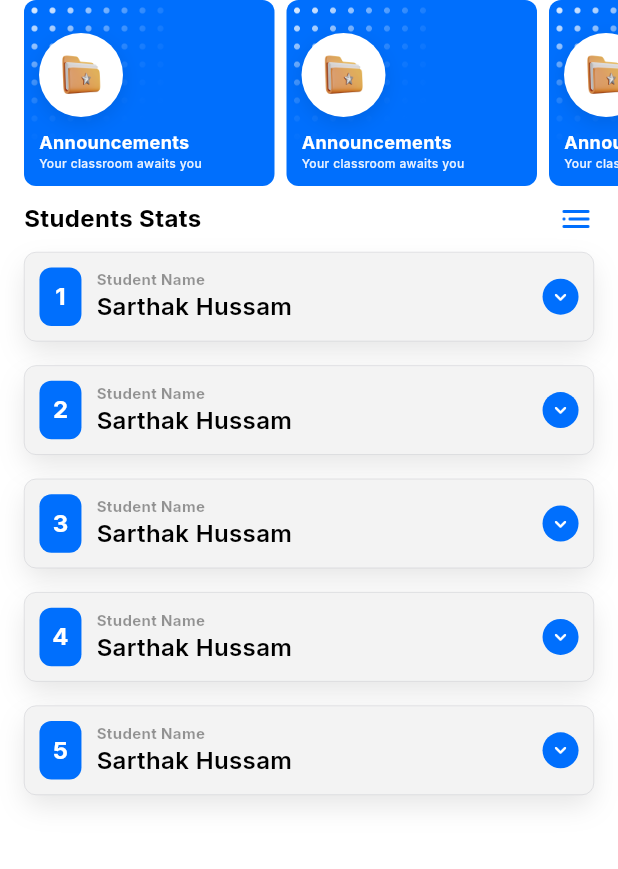
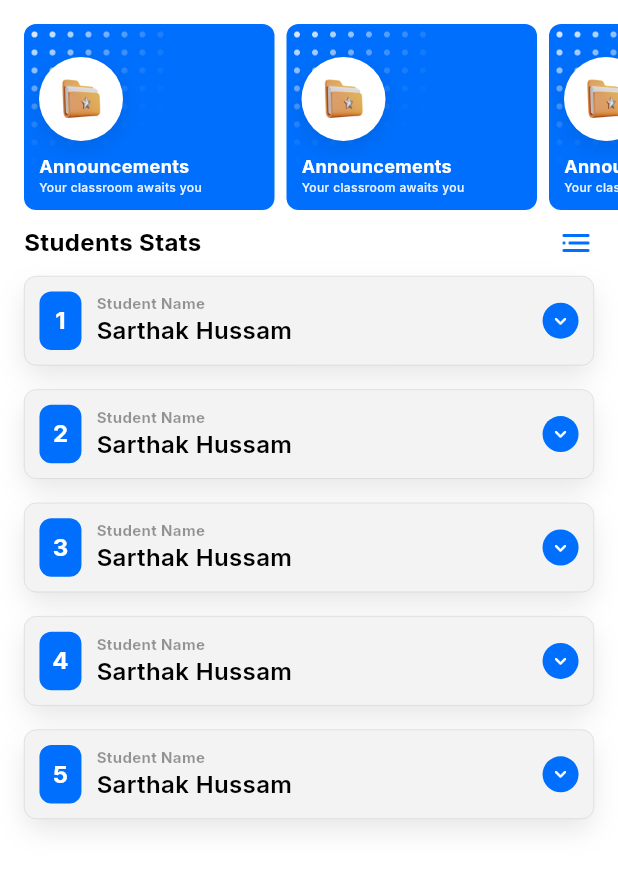
Before and after one commit to Harshsawkare/The-Pilot-App, a Flutter app: the StatsView screen opened directly, on a phone screen of 412 x 824 dp. Shown: the top 869 px of the screen. Run offline on Flutter 3.47's test engine with Material 3 defaults, Android fonts, the phone set to English and light mode, and no system bars; our stand-ins replace get.

Commit message:
paddings

```diff
--- a/lib/views/stats_view.dart
+++ b/lib/views/stats_view.dart
@@ -23,7 +23,9 @@ class StatsView extends StatelessWidget {
           children: [
 
             // Announcement section cards
-            SizedBox(
+            Padding(
+              padding: const EdgeInsets.only(top: 16),
+              child: SizedBox(
                 height: 124,
                 child: ListView.builder(
                   shrinkWrap: true,
@@ -39,6 +41,7 @@ class StatsView extends StatelessWidget {
                         title: "Announcements",
                         subtitle: "Your classroom awaits you",
                         color: AppTheme.primaryColor,
+                      ),
                     ),
                   ),
                 ),
```
Lines whose indentation alone changed are shown as unchanged.
